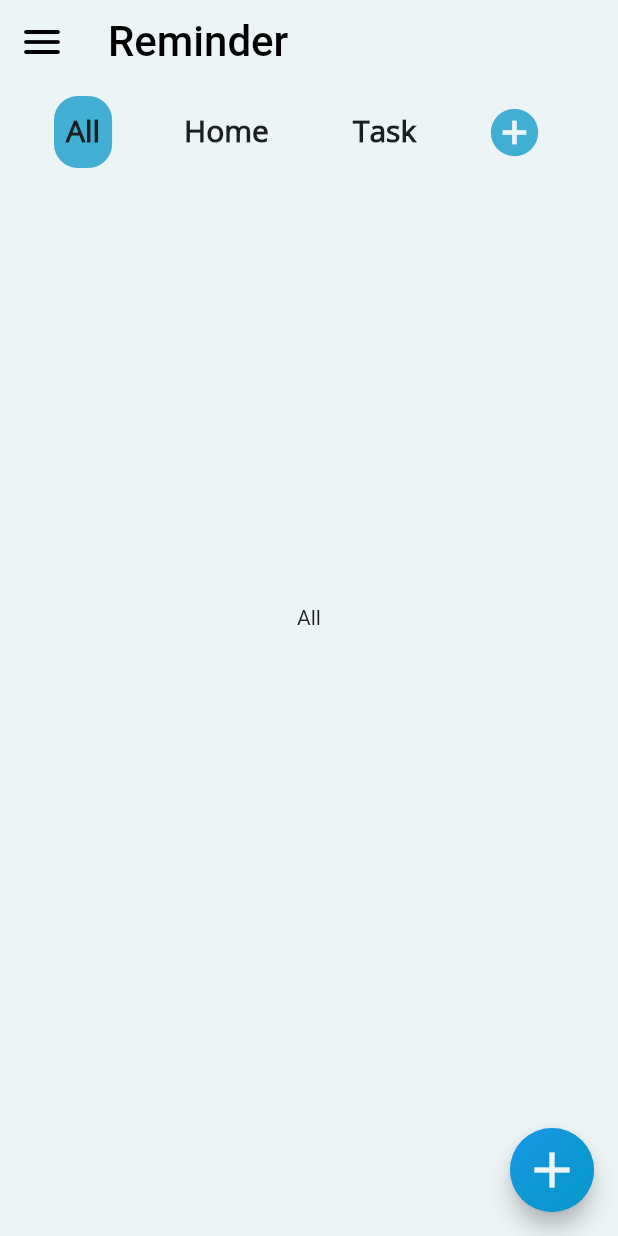
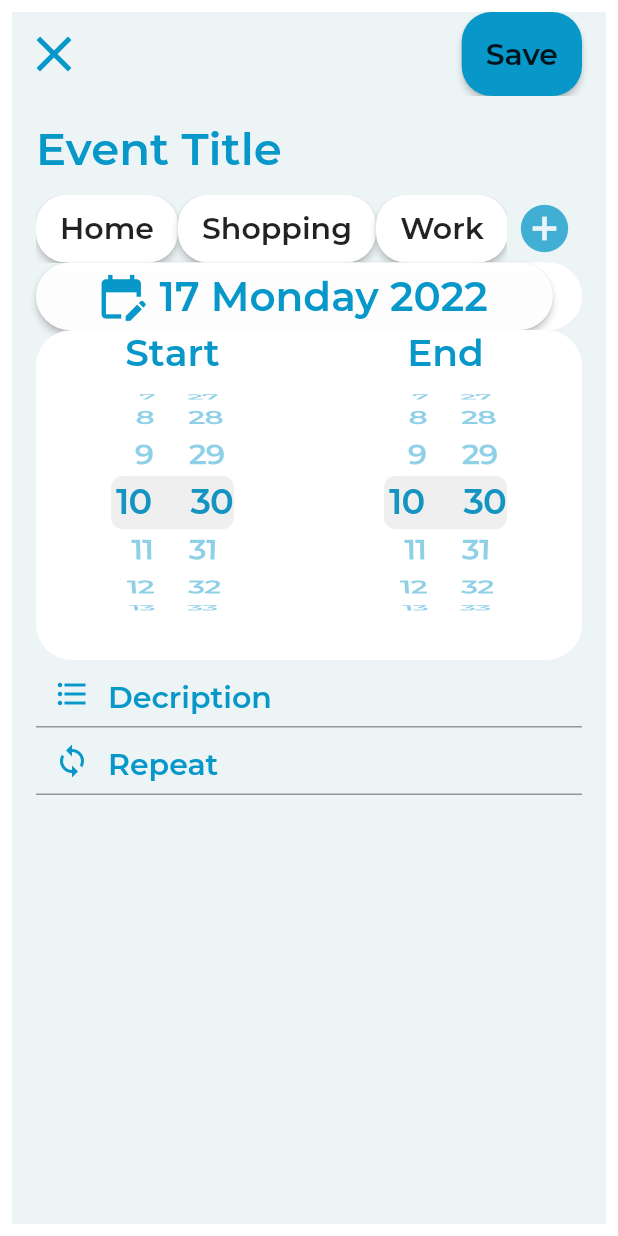
Before and after one commit to VieTie/NoteApp, a Flutter app: the screen it shows after launch, on a phone screen of 412 x 824 dp. Run offline on Flutter 3.47's test engine with Material 2 defaults, Android fonts, the phone set to English and light mode, and no system bars; Roboto replaces fonts that are missing (Poppins).

Commit message:
Commit
Addnote_screen

```diff
--- a/lib/main.dart
+++ b/lib/main.dart
@@ -1,6 +1,8 @@
 import 'package:flutter/material.dart';
+import 'package:noteapp/ui/screens/addnote_screen.dart';
+import 'package:noteapp/ui/screens/home_screen.dart';
 
-import 'package:noteapp/ui/screens/home_screen.dart';
+//import 'package:noteapp/ui/screens/home_screen.dart';
 
 void main() {
   runApp(const MyApp());
@@ -11,6 +13,6 @@ class MyApp extends StatelessWidget {
 
   @override
   Widget build(BuildContext context) {
-    return const MaterialApp(home: Home());
+    return const MaterialApp(home: AddNote());
   }
 }
--- /dev/null
+++ b/lib/ui/screens/addnote_screen.dart
@@ -0,0 +1,182 @@
+//import 'dart:html';
+
+import 'package:flutter/cupertino.dart';
+import 'package:flutter/material.dart';
+import 'package:noteapp/ui/style/addNote_style.dart';
+import 'package:noteapp/ui/style/app.dart';
+import 'package:noteapp/ui/style/home_style.dart';
+
+class AddNote extends StatefulWidget {
+  const AddNote({Key? key}) : super(key: key);
+
+  @override
+  State<StatefulWidget> createState() => _addNoteState();
+}
+
+class _addNoteState extends State<AddNote> {
+  Color colorChange = btnColor;
+  Color buttonColor = Colors.white;
+  Color textChange = Colors.white;
+  Color textColor = darkColor;
+  void _changeColor() {
+    setState(() {
+      buttonColor = colorChange;
+      textColor = textChange;
+    });
+  }
+
+  @override
+  Widget build(BuildContext context) {
+    return Padding(
+      padding: const EdgeInsets.all(8.0),
+      child: Scaffold(
+        backgroundColor: lightColor,
+        appBar: noteAppBar(),
+        body: SingleChildScrollView(
+          child: Container(
+            margin: EdgeInsets.fromLTRB(16.0, 5.0, 16.0, 0),
+            child: Column(
+              children: [
+                TextField(
+                  style: TextStyle(
+                    fontSize: 24,
+                    fontFamily: 'Montserrat',
+                    color: btnColor,
+                  ),
+                  decoration: InputDecoration(
+                    border: InputBorder.none,
+                    fillColor: Colors.blue,
+                    hintText: "Event Title",
+                    hintStyle: TextStyle(
+                        color: btnColor,
+                        fontSize: 30,
+                        fontFamily: 'Montserrat'),
+                    //enabled: false,
+                  ),
+                ),
+                Container(
+                  height: 45,
+                  child: Row(
+                      // scrollDirection: Axis.horizontal,
+                      children: [
+                        Expanded(
+                          child: SizedBox(
+                            child: ListView(
+                              scrollDirection: Axis.horizontal,
+                              children: [
+                                NoteButton(
+                                  text: "Home",
+                                  press: () {
+                                    _changeColor;
+                                  },
+                                  textcolor: Colors.white,
+                                  color: buttonColor,
+                                ),
+                                NoteButton(
+                                  text: "Shopping",
+                                  press: () {
+                                    _changeColor;
+                                  },
+                                  textcolor: textColor,
+                                  color: buttonColor,
+                                ),
+                                NoteButton(
+                                  text: "Work",
+                                  press: () {},
+                                  textcolor: btnColor,
+                                  color: Colors.white,
+                                ),
+                                NoteButton(
+                                  text: "Sport",
+                                  press: () {},
+                                  textcolor: btnColor,
+                                  color: Colors.white,
+                                ),
+                                NoteButton(
+                                  text: "Jobs",
+                                  press: () {},
+                                  textcolor: btnColor,
+                                  color: Colors.white,
+                                ),
+                              ],
+                            ),
+                          ),
+                        ),
+                        SizedBox(
+                          width: 50,
+                          child: FlatButton(
+                              onPressed: () {},
+                              padding: EdgeInsets.only(left: 0),
+                              child: Icon(Icons.add_circle,
+                                  color: lighterMainColor, size: 38)),
+                        ),
+                      ]),
+                ),
+                // /Spacer(),
+                Container(
+                  decoration: const BoxDecoration(
+                      color: Colors.white,
+                      borderRadius: BorderRadius.all(Radius.circular(24))),
+                  //color: Colors.white,
+                  width: double.maxFinite,
+                  height: 45,
+                  child: Row(
+                    mainAxisSize: MainAxisSize.max,
+                    //mainAxisAlignment: MainAxisAlignment.spaceAround,
+                    children: [
+                      ElevatedButton.icon(
+                        style: ButtonStyle(
+                          backgroundColor: MaterialStateProperty.all<Color>(
+                              Color.fromARGB(246, 255, 255, 255)),
+                          fixedSize: MaterialStateProperty.all<Size>(
+                            const Size(344.6, 45),
+                          ),
+                          shape:
+                              MaterialStateProperty.all<RoundedRectangleBorder>(
+                                  const RoundedRectangleBorder(
+                                      borderRadius: BorderRadius.all(
+                                          Radius.circular(24)))),
+                        ),
+                        //padding: EdgeInsets.only(left: 0),
+                        onPressed: () {},
+                        icon: Icon(
+                          Icons.edit_calendar,
+                          size: 35,
+                          color: btnColor,
+                        ),
+                        label: Text(
+                          "17 Monday 2022",
+                          style: TextStyle(
+                              color: btnColor,
+                              fontSize: 27,
+                              fontFamily: "Montserrat"),
+                        ),
+                      )
+                    ],
+                  ),
+                ),
+                //Spacer(),
+                Container(
+                  height: 220,
+                  decoration: const BoxDecoration(
+                      color: Colors.white,
+                      borderRadius: BorderRadius.all(Radius.circular(24))),
+                  child: Row(
+                      mainAxisSize: MainAxisSize.max,
+                      mainAxisAlignment: MainAxisAlignment.spaceAround,
+                      children: [
+                        NoteTimePicker("Start"),
+                        NoteTimePicker("End"),
+                      ]),
+                ),
+                //Spacer(),
+                NoteInputText("Decription", listnote),
+                NoteInputText("Repeat", looptime),
+              ],
+            ),
+          ),
+        ),
+      ),
+    );
+  }
+}
--- a/lib/ui/screens/home_screen.dart
+++ b/lib/ui/screens/home_screen.dart
@@ -54,8 +54,7 @@ class _HomeState extends State<Home> {
                 ],
               ),
               const SizedBox(
-                height: 598.9
-                ,
+                height: 598.9,
                 child: TabBarView(children: [
                   Center(child: Text("All")),
                   Center(child: Text("Home")),
@@ -64,7 +63,6 @@ class _HomeState extends State<Home> {
                 ]),
               )
             ],
-
           ),
         ),
         drawer: Drawer(
--- /dev/null
+++ b/lib/ui/style/addnote_style.dart
@@ -0,0 +1,163 @@
+// import 'dart:js';
+
+import 'package:flutter/cupertino.dart';
+import 'package:flutter/material.dart';
+import 'package:noteapp/ui/style/app.dart';
+
+class NoteButton extends StatelessWidget {
+  final String text;
+  final VoidCallback press;
+
+  // ignore: prefer_typing_uninitialized_variables
+  final color;
+  final textcolor;
+  //final EdgeInsets padding;
+
+  const NoteButton({
+    Key? key,
+    required this.text,
+    required this.press,
+    this.color = lightColor,
+    this.textcolor = lightColor,
+    //this.padding = const EdgeInsets.only(left: 8.0),
+  }) : super(key: key);
+
+  @override
+  Widget build(BuildContext context) {
+    return MaterialButton(
+      height: 40,
+      onPressed: press,
+      shape: const RoundedRectangleBorder(
+        borderRadius: BorderRadius.all(Radius.circular(20)),
+      ),
+      //padding: padding,
+      color: color,
+      //textColor: textcolor,
+      //minWidth: double.infinity,
+      child: Text(
+        text,
+        style: const TextStyle(fontSize: 20, fontFamily: 'Montserrat'),
+      ),
+    );
+  }
+}
+
+Icon listnote = Icon(
+  Icons.format_list_bulleted,
+  color: btnColor,
+);
+Icon looptime = Icon(
+  Icons.loop,
+  color: btnColor,
+);
+
+AppBar noteAppBar() {
+  return AppBar(
+    elevation: 0.0,
+    // leadingWidth: double.maxFinite,
+    backgroundColor: lightColor,
+    leading: Builder(
+      builder: (BuildContext context) {
+        return IconButton(
+          onPressed: () {},
+          icon: const Icon(Icons.close),
+          color: btnColor,
+          iconSize: 40,
+        );
+      },
+    ),
+    actions: <Widget>[
+      Container(
+        margin: EdgeInsets.only(right: 16.0),
+        child: ButtonTheme(
+          height: 40,
+          minWidth: 40,
+          child: NoteButton(
+            text: "Save",
+            press: () {},
+            textcolor: Colors.white,
+            color: btnColor,
+          ),
+        ),
+      )
+    ],
+  );
+}
+
+// ignore: deprecated_member_use
+// RaisedButton pressNoteButton(String name, VoidCallback press) {
+//   return RaisedButton(
+//     onPressed: () => press,
+//     child: Text(
+//       name,
+//       style: TextStyle(color: btnColor, fontSize: 20),
+//     ),
+//     textColor: btnColor,
+//     shape: new RoundedRectangleBorder(
+//         borderRadius: BorderRadius.all(Radius.circular(24))),
+//     color: Colors.white,
+//     highlightColor: pressAttention ? Colors.white : btnColor,
+//     //onHighlightChanged: ,
+//   );
+// }
+
+bool pressAttention = false;
+
+Column NoteTimePicker(String name) {
+  return Column(children: [
+    Container(
+      //alignment: AlignmentGeometry.lerp(a, b, t),
+      width: 100,
+      height: 200,
+      child: Column(
+        children: [
+          Text(
+            name,
+            style: TextStyle(
+                color: btnColor, fontSize: 25, fontFamily: 'Montserrat'),
+          ),
+          // SizedBox(
+          //     width: 100,
+          //     height: 180,
+          Expanded(
+            child: CupertinoTheme(
+              data: CupertinoThemeData(
+                  textTheme: CupertinoTextThemeData(
+                      dateTimePickerTextStyle: TextStyle(
+                          color: btnColor, fontFamily: 'Montserrat'))),
+              child: CupertinoDatePicker(
+                use24hFormat: true,
+                //backgroundColor: btnColor,
+                mode: CupertinoDatePickerMode.time,
+                onDateTimeChanged: (value) {},
+                initialDateTime: DateTime.now(),
+              ),
+            ),
+          )
+        ],
+      ),
+    ),
+  ]);
+}
+
+Container NoteInputText(String name, Icon a) {
+  return Container(
+    height: 45,
+    child: TextField(
+      style: TextStyle(
+        fontSize: 24,
+        fontFamily: 'Montserrat',
+        color: btnColor,
+      ),
+      decoration: InputDecoration(
+        // border: InputBorder.none,
+        fillColor: Colors.blue,
+        prefixIcon: a,
+        hintText: name,
+        hintStyle:
+            TextStyle(color: btnColor, fontSize: 20, fontFamily: 'Montserrat'),
+        //enabled: false,
+      ),
+    ),
+  );
+}
--- a/lib/ui/style/app.dart
+++ b/lib/ui/style/app.dart
@@ -1,6 +1,6 @@
 import 'package:flutter/material.dart';
 
-Color lightColor = const Color(0xFFEDF4F6);
+const Color lightColor = const Color(0xFFEDF4F6);
 Color darkColor = const Color(0xFF1C1F20);
 Color lessDarkColor = const Color(0xFFD9D9D9);
 Color btnColor = const Color(0xFF0798C9);
@@ -8,6 +8,7 @@ Color mainColor = const Color(0xFF0798C9);
 Color lighterMainColor = const Color(0xBF0798C9);
 Color lightestMainColor = const Color(0x4D0798C9);
 Color lightTextColor = const Color(0xBF1C1F20);
+const appDefaultPadding = 8.0;
 
 AppBar theAppBar(String title) {
   return AppBar(
@@ -48,3 +49,7 @@ Text drawerTitle(String title) {
   return Text(title,
       style: TextStyle(fontFamily: "Poppins", fontSize: 20, color: darkColor));
 }
+
+BorderRadius btnRadius() {
+  return BorderRadius.circular(24);
+}
```
